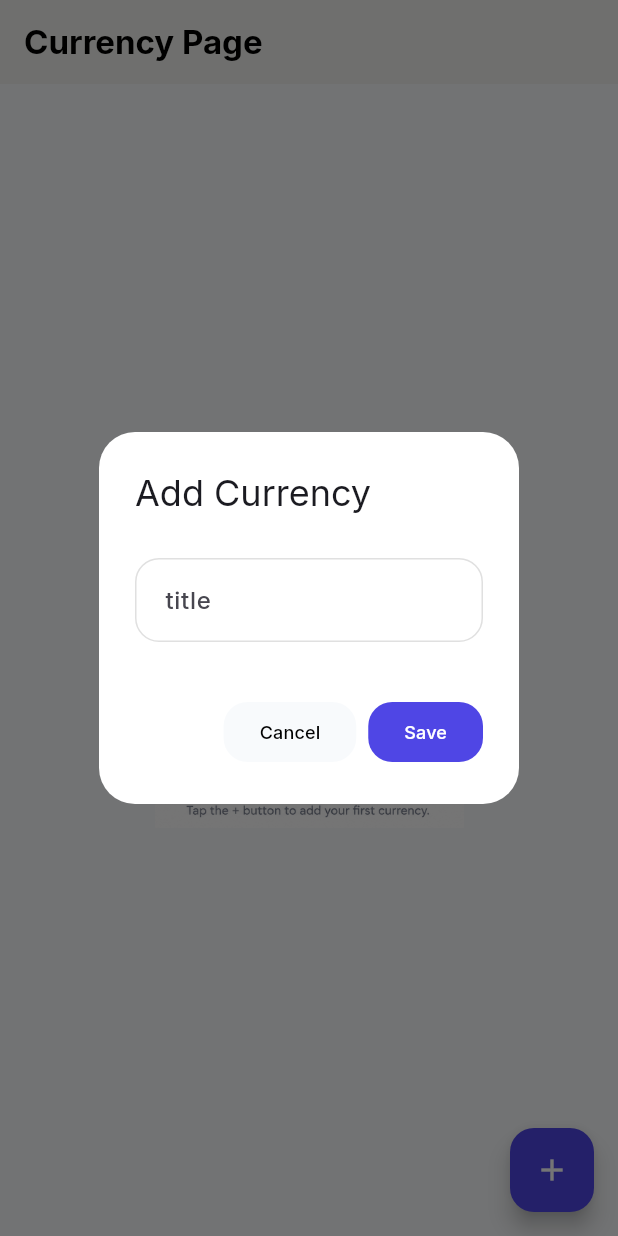
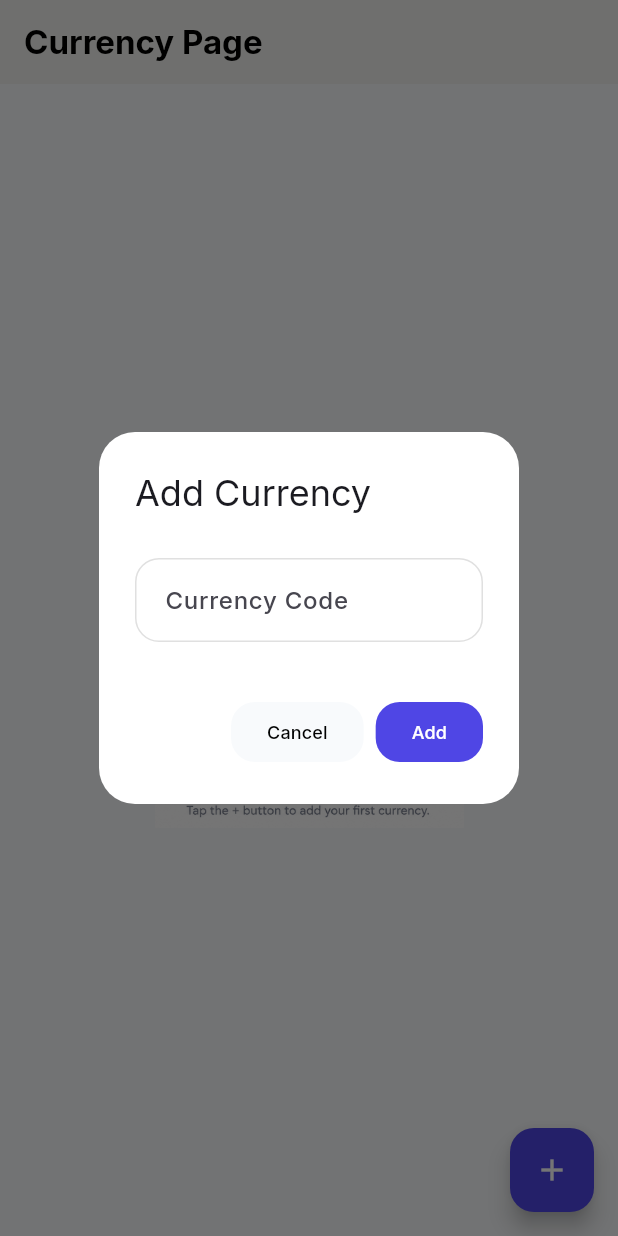
Before and after one commit to Codavina/myMoney, a Flutter app: the screen it shows after launch, after a tap on the "add" icon, on a phone screen of 412 x 824 dp. Run offline on Flutter 3.47's test engine with Material 3 defaults, Android fonts, the phone set to English and light mode, and no system bars; our stand-ins replace device_preview, flutter_bloc, sqflite, sqflite_common_ffi; missing offline and left inert: svg_flutter; accounts and stored records are empty.

Commit message:
refector currencyDialog

```diff
--- a/lib/core/utils/app_validator.dart
+++ b/lib/core/utils/app_validator.dart
@@ -48,11 +48,11 @@ class AppValidators {
     }
 
     if (text.length < 3) {
-      return 'Title must contain at between 3 and 10 characters.';
+      return 'At least 3 to 10 characters.';
     }
 
     if (text.length > 10) {
-      return 'Title cannot exceed 10 characters.';
+      return 'Code cannot exceed 10 characters.';
     }
 
     return null;
--- a/lib/features/currency_screen/currency_screen.dart
+++ b/lib/features/currency_screen/currency_screen.dart
@@ -3,7 +3,7 @@ import 'package:flutter_bloc/flutter_bloc.dart';
 import 'package:my_money/core/cubit/currency/currency_cubit.dart';
 import 'package:my_money/core/cubit/currency/currency_state.dart';
 import 'package:my_money/core/models/currency_model.dart';
-import 'package:my_money/features/currency_screen/widgets/add_currency_dialog.dart';
+import 'package:my_money/features/currency_screen/widgets/currency_dialog.dart';
 import 'package:my_money/features/currency_screen/widgets/currency_body.dart';
 import '../../core/constants/app_assets.dart';
 import '../../core/widgets/empty_state.dart';
@@ -30,16 +30,11 @@ class _CurrencyScreenState extends State<CurrencyScreen> {
 
     final CurrencyModel? currency = await showDialog<CurrencyModel>(
       context: context,
-      builder: (_) => const AddCurrencyDialog(),
+      builder: (_) => const CurrencyDialog(),
     );
     if(!mounted)return;
     if(currency==null) return;
     context.read<CurrencyCubit>().insert(currency);
-
-
-
-
-
   }
 
   @override
--- a/lib/features/currency_screen/widgets/add_currency_dialog.dart
+++ b/lib/features/currency_screen/widgets/currency_dialog.dart
@@ -4,23 +4,32 @@ import 'package:my_money/core/models/currency_model.dart';
 import '../../../core/utils/app_validator.dart';
 import '../../funds_details_page/UI/add_transaction_dialog/widgets/custom_text_form_field.dart';
 
-class AddCurrencyDialog extends StatefulWidget {
-  const AddCurrencyDialog({super.key});
+class CurrencyDialog extends StatefulWidget {
+  const CurrencyDialog({super.key, this.currency});
+
+  final CurrencyModel? currency;
 
   @override
-  State<AddCurrencyDialog> createState() => _AddCurrencyDialogState();
+  State<CurrencyDialog> createState() => _CurrencyDialogState();
 }
 
-class _AddCurrencyDialogState extends State<AddCurrencyDialog> {
+class _CurrencyDialogState extends State<CurrencyDialog> {
   final TextEditingController _titleController = TextEditingController();
   final GlobalKey<FormState> _formKey = GlobalKey();
 
+  @override
+  void initState() {
+    super.initState();
+    if (widget.currency != null) {
+      _titleController.text = widget.currency!.currencyCode;
+    }
+  }
 
   @override
   Widget build(BuildContext context) {
     return AlertDialog(
       backgroundColor: Colors.white,
-      title: const Text('Add Currency'),
+      title: Text(widget.currency == null ? 'Add Currency' : 'Edit Currency'),
       content: Form(
         key: _formKey,
         child: Column(
@@ -28,7 +37,7 @@ class _AddCurrencyDialogState extends State<AddCurrencyDialog> {
           children: [
             const SizedBox(height: 12),
             CustomTextFormField(
-              labelText: 'title',
+              labelText: 'Currency Code',
               controller: _titleController,
               validator: AppValidators.currencyCode,
             ),
@@ -58,12 +67,10 @@ class _AddCurrencyDialogState extends State<AddCurrencyDialog> {
 
             Navigator.pop(
               context,
-              CurrencyModel(
-                currencyCode: _titleController.text.trim(),
-              ),
+              CurrencyModel(currencyCode: _titleController.text.trim()),
             );
           },
-          child: const Text('Save'),
+          child: Text(widget.currency == null ? 'Add' : 'Update'),
         ),
       ],
     );
```
Also changed, not shown: lib/core/widgets/app_confirm_dialog.dart (added, +30 -0 lines), lib/core/widgets/app_popup_menu.dart (+7 -5 lines), lib/features/currency_screen/widgets/currency_listview.dart (+42 -10 lines).
